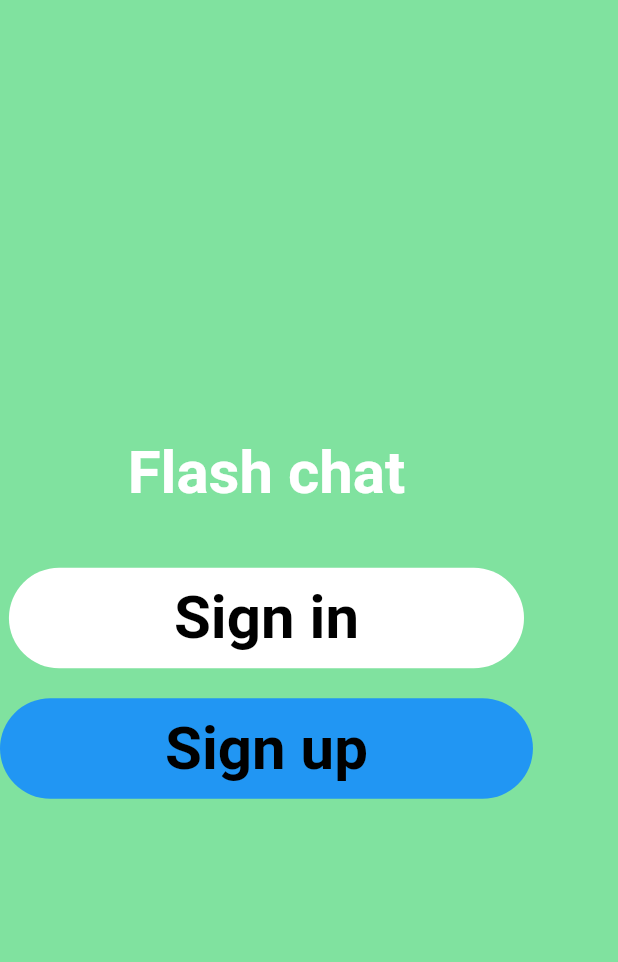
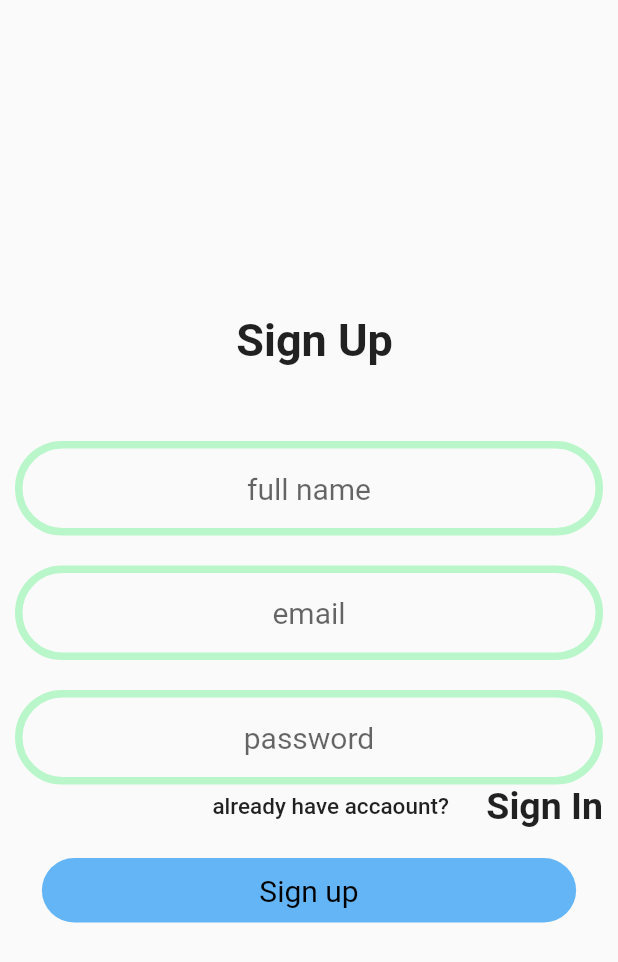
Before and after one commit to Cholpon092/new_flach_chat, a Flutter app: the screen it shows after launch, after a tap on "Sign up", on a phone screen of 412 x 824 dp. Shown: the top 962 px of the screen. Run offline on Flutter 3.47's test engine with Material 2 defaults, Android fonts, the light colour scheme and no system bars; drawn by our look-alikes of animated_text_kit; our stand-ins replace go_router.

Commit message:
flash chat updated

```diff
--- /dev/null
+++ b/lib/app/pages/auth/sign_up_page.dart
@@ -0,0 +1,107 @@
+import 'package:flutter/material.dart';
+import 'package:go_router/go_router.dart';
+import 'package:new_flach_chat/components/register_widgets.dart';
+
+class SignUpPage extends StatelessWidget {
+  const SignUpPage({super.key});
+
+  @override
+  Widget build(BuildContext context) {
+    return Scaffold(
+      body: Padding(
+        padding: EdgeInsets.symmetric(horizontal: 10),
+        child: Column(
+          mainAxisAlignment: MainAxisAlignment.center,
+          children: [
+            Text(
+              ' Sign Up',
+              style: TextStyle(
+                  fontSize: 30,
+                  fontWeight: FontWeight.bold,
+                  color: Colors.black87),
+            ),
+            SizedBox(
+              height: 50,
+            ),
+            TextFormField(
+              textAlign: TextAlign.center,
+              style: TextStyle(fontSize: 20),
+              decoration: InputDecoration(
+                  hintText: 'full name',
+                  enabledBorder: OutlineInputBorder(
+                      borderSide: BorderSide(
+                          width: 5, color: Colors.greenAccent.shade100),
+                      borderRadius: BorderRadius.circular(50.0)),
+                  focusedBorder: OutlineInputBorder(
+                      borderSide: BorderSide(
+                    color: Colors.green.shade200,
+                    width: 2,
+                  ))),
+            ),
+            SizedBox(height: 20),
+            TextFormField(
+              textAlign: TextAlign.center,
+              style: TextStyle(fontSize: 20),
+              decoration: InputDecoration(
+                  hintText: 'email',
+                  enabledBorder: OutlineInputBorder(
+                      borderSide: BorderSide(
+                          width: 5, color: Colors.greenAccent.shade100),
+                      borderRadius: BorderRadius.circular(50.0)),
+                  focusedBorder: OutlineInputBorder(
+                      borderSide: BorderSide(
+                    color: Colors.green.shade200,
+                    width: 2,
+                  ))),
+            ),
+            SizedBox(height: 20),
+            TextFormField(
+              textAlign: TextAlign.center,
+              style: TextStyle(fontSize: 20),
+              decoration: InputDecoration(
+                  hintText: 'password',
+                  enabledBorder: OutlineInputBorder(
+                      borderSide: BorderSide(
+                          width: 5, color: Colors.greenAccent.shade100),
+                      borderRadius: BorderRadius.circular(50.0)),
+                  focusedBorder: OutlineInputBorder(
+                      borderSide: BorderSide(
+                    color: Colors.green.shade200,
+                    width: 2,
+                  ))),
+            ),
+            Row(
+              mainAxisAlignment: MainAxisAlignment.end,
+              children: [
+                Text('already have accaount?',
+                    style:
+                        TextStyle(fontSize: 15, fontWeight: FontWeight.w500)),
+                SizedBox(
+                  width: 25,
+                ),
+                InkWell(
+                  onTap: () {
+                    context.go('/sign_in_page');
+                  },
+                  child: Text('Sign In',
+                      style:
+                          TextStyle(fontSize: 25, fontWeight: FontWeight.bold)),
+                )
+              ],
+            ),
+            SizedBox(
+              height: 20,
+            ),
+            registerwidgets(
+              onTap: () {
+                context.go('/home_page');
+              },
+              title: 'Sign up',
+              containerColor: Colors.blue.shade300,
+            )
+          ],
+        ),
+      ),
+    );
+  }
+}
--- a/lib/app/pages/welcome_page.dart
+++ b/lib/app/pages/welcome_page.dart
@@ -30,7 +30,7 @@ class WelcomePage extends StatelessWidget {
         registerwidgets(
           title: 'Sign in',
           onTap: () {
-            context.go('/signin');
+            context.go('/sign_in_page');
           },
         ),
         SizedBox(
@@ -38,8 +38,10 @@ class WelcomePage extends StatelessWidget {
         ),
         registerwidgets(
           title: 'Sign up',
-          onTap: () {},
-          containerColor: Colors.blue,
+          onTap: () {
+            context.go('/sign_up_page');
+          },
+          containerColor: Colors.blue.shade300,
         )
       ]),
     );
--- a/lib/components/register_widgets.dart
+++ b/lib/components/register_widgets.dart
@@ -12,16 +12,16 @@ class registerwidgets extends StatelessWidget {
       onTap: onTap,
       child: Container(
           decoration: BoxDecoration(
-              color: containerColor ?? Color(0xffFFFFFF),
-              borderRadius: BorderRadius.circular(35)),
+              color: containerColor ?? Colors.blueGrey.shade100,
+              borderRadius: BorderRadius.circular(25)),
           child: Padding(
-            padding: const EdgeInsets.symmetric(horizontal: 110, vertical: 10),
+            padding: const EdgeInsets.symmetric(horizontal: 145, vertical: 10),
             child: Text(
               title,
               style: TextStyle(
-                  color: Colors.black,
-                  fontSize: 40,
-                  fontWeight: FontWeight.bold),
+                color: Colors.black,
+                fontSize: 20,
+              ),
             ),
           )),
     );
--- a/lib/main.dart
+++ b/lib/main.dart
@@ -1,6 +1,8 @@
 import 'package:flutter/material.dart';
 import 'package:go_router/go_router.dart';
-import 'package:new_flach_chat/app/pages/sign_in_page.dart';
+import 'package:new_flach_chat/app/pages/auth/sign_in_page.dart';
+import 'package:new_flach_chat/app/pages/auth/sign_up_page.dart';
+import 'package:new_flach_chat/app/pages/home_page.dart';
 import 'package:new_flach_chat/app/pages/welcome_page.dart';
 
 void main() {
@@ -16,9 +18,21 @@ final GoRouter _router = GoRouter(
       },
       routes: <RouteBase>[
         GoRoute(
-          path: 'signin',
+          path: 'sign_in_page',
           builder: (BuildContext context, GoRouterState state) {
             return const SignInPage();
+          },
+        ),
+        GoRoute(
+          path: 'sign_up_page',
+          builder: (BuildContext context, GoRouterState state) {
+            return const SignUpPage();
+          },
+        ),
+        GoRoute(
+          path: 'home_page',
+          builder: (BuildContext context, GoRouterState state) {
+            return const HomePage();
           },
         ),
       ],
```
Also changed, not shown: lib/app/pages/auth/sign_in_page.dart (added, +89 -0 lines), lib/app/pages/home_page.dart (renamed from lib/app/pages/sign_in_page.dart, +3 -5 lines), lib/app/pages/sign_up_page.dart (deleted).
